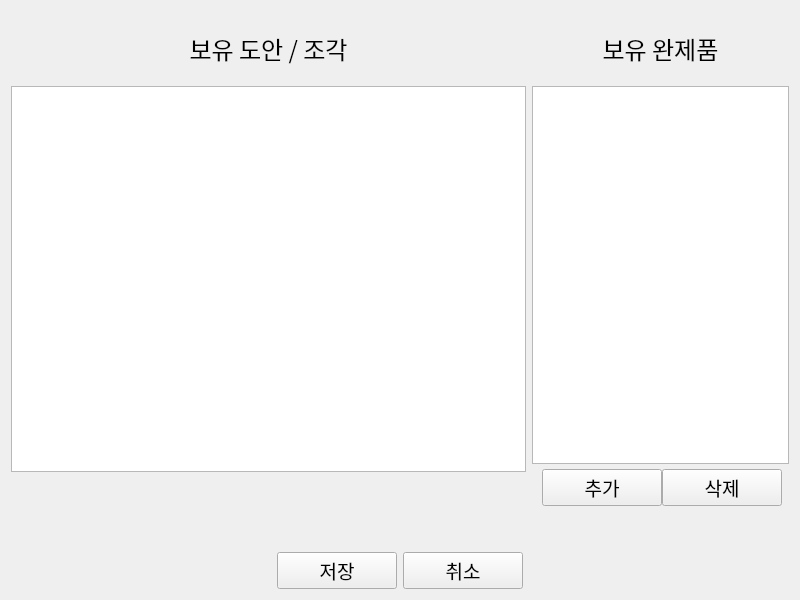
Old version of the form widgets/ui/page_equip_2.ui in the repository voiderd-sub/trickcal-manager.
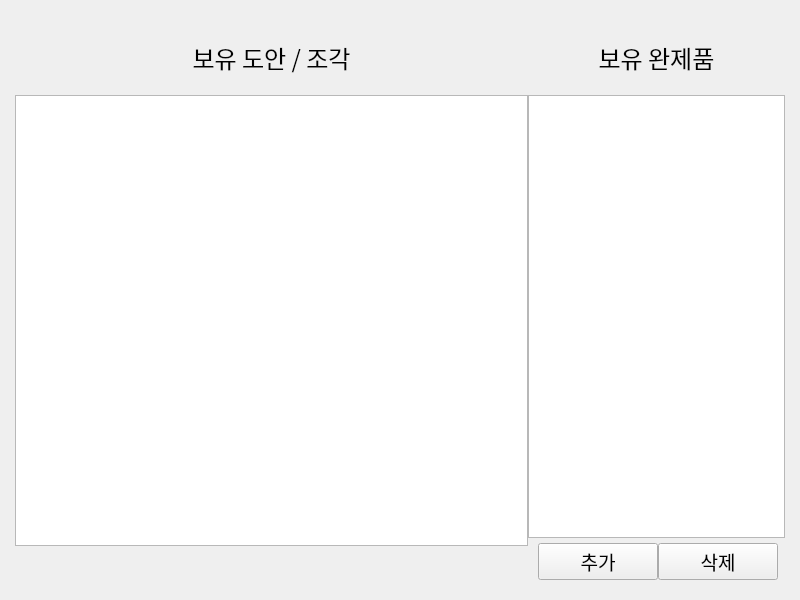
New version of the form. Custom widgets are drawn as their Qt base class.

Diff of the .ui file:
```diff
--- a/widgets/ui/page_equip_2.ui
+++ b/widgets/ui/page_equip_2.ui
@@ -14,6 +14,21 @@
    <string>Form</string>
   </property>
   <layout class="QVBoxLayout" name="verticalLayout_3">
+   <property name="spacing">
+    <number>0</number>
+   </property>
+   <property name="leftMargin">
+    <number>15</number>
+   </property>
+   <property name="topMargin">
+    <number>20</number>
+   </property>
+   <property name="rightMargin">
+    <number>15</number>
+   </property>
+   <property name="bottomMargin">
+    <number>20</number>
+   </property>
    <item>
     <layout class="QHBoxLayout" name="horizontalLayout_3">
      <item>
@@ -309,102 +324,6 @@
      </item>
     </layout>
    </item>
-   <item>
-    <spacer name="verticalSpacer">
-     <property name="orientation">
-      <enum>Qt::Vertical</enum>
-     </property>
-     <property name="sizeType">
-      <enum>QSizePolicy::Fixed</enum>
-     </property>
-     <property name="sizeHint" stdset="0">
-      <size>
-       <width>20</width>
-       <height>40</height>
-      </size>
-     </property>
-    </spacer>
-   </item>
-   <item>
-    <layout class="QHBoxLayout" name="horizontalLayout">
-     <item>
-      <spacer name="horizontalSpacer_2">
-       <property name="orientation">
-        <enum>Qt::Horizontal</enum>
-       </property>
-       <property name="sizeHint" stdset="0">
-        <size>
-         <width>40</width>
-         <height>20</height>
-        </size>
-       </property>
-      </spacer>
-     </item>
-     <item>
-      <widget class="QPushButton" name="save_btn">
-       <property name="sizePolicy">
-        <sizepolicy hsizetype="Minimum" vsizetype="Fixed">
-         <horstretch>0</horstretch>
-         <verstretch>0</verstretch>
-        </sizepolicy>
-       </property>
-       <property name="minimumSize">
-        <size>
-         <width>120</width>
-         <height>0</height>
-        </size>
-       </property>
-       <property name="font">
-        <font>
-         <family>ONE Mobile POP</family>
-         <pointsize>14</pointsize>
-        </font>
-       </property>
-       <property name="text">
-        <string>저장</string>
-       </property>
-      </widget>
-     </item>
-     <item>
-      <widget class="QPushButton" name="cancel_btn">
-       <property name="sizePolicy">
-        <sizepolicy hsizetype="Minimum" vsizetype="Fixed">
-         <horstretch>0</horstretch>
-         <verstretch>0</verstretch>
-        </sizepolicy>
-       </property>
-       <property name="minimumSize">
-        <size>
-         <width>120</width>
-         <height>0</height>
-        </size>
-       </property>
-       <property name="font">
-        <font>
-         <family>ONE Mobile POP</family>
-         <pointsize>14</pointsize>
-        </font>
-       </property>
-       <property name="text">
-        <string>취소</string>
-       </property>
-      </widget>
-     </item>
-     <item>
-      <spacer name="horizontalSpacer_3">
-       <property name="orientation">
-        <enum>Qt::Horizontal</enum>
-       </property>
-       <property name="sizeHint" stdset="0">
-        <size>
-         <width>40</width>
-         <height>20</height>
-        </size>
-       </property>
-      </spacer>
-     </item>
-    </layout>
-   </item>
   </layout>
  </widget>
  <customwidgets>
```
